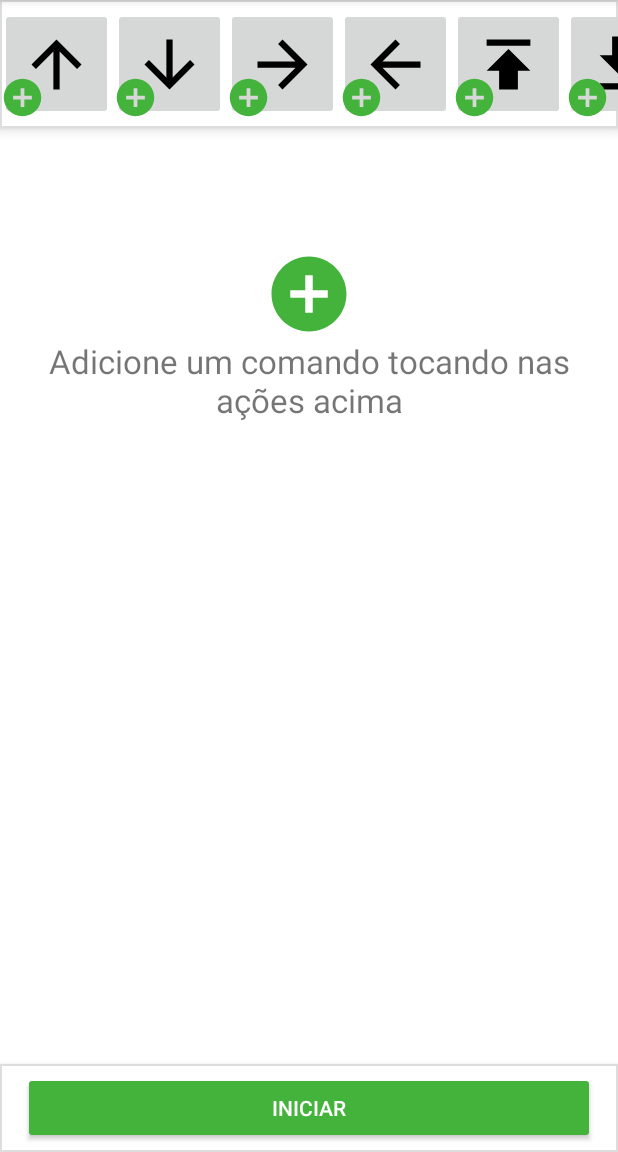
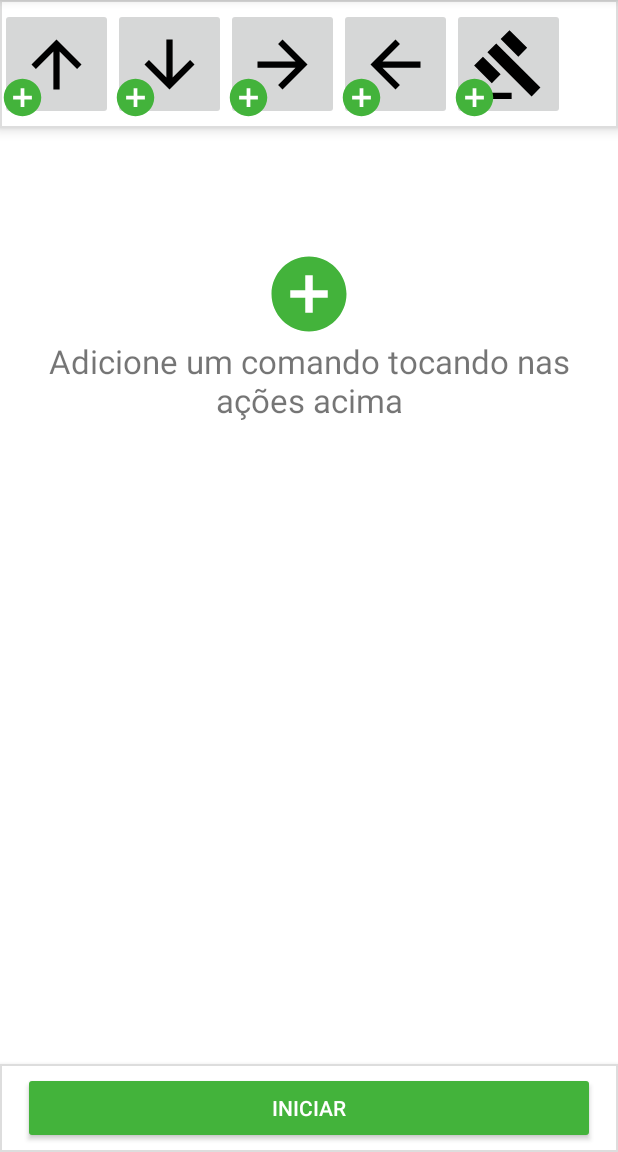
Before and after one commit to brunohpmarques/e-wbc, an Android app: the screen it shows after launch (MainActivity), on a phone screen of 412 x 824 dp, the part 84-1236 px from its top. Run offline under Robolectric (Android 15) with nearby library versions, the phone set to English and light mode, and no system bars.

Commit message:
Ajustes; Novo protocolo

```diff
--- a/app/src/main/java/br/com/brunohpmarques/ewbc/models/Command.java
+++ b/app/src/main/java/br/com/brunohpmarques/ewbc/models/Command.java
@@ -38,7 +38,8 @@ public class Command implements Serializable {
     }
 
     public String getCodeFormatted(){
-        return code.getLabel()+"#"+param;
+        return code.getLabel();
+//        return code.getLabel()+"#"+param;
     }
 
     public String getInfo(Context ctx){
--- a/app/src/main/java/br/com/brunohpmarques/ewbc/models/ECommandCode.java
+++ b/app/src/main/java/br/com/brunohpmarques/ewbc/models/ECommandCode.java
@@ -7,12 +7,13 @@ import br.com.brunohpmarques.ewbc.R;
  */
 
 public enum ECommandCode {
-    ACELERAR("AC","Acelerar", R.drawable.ic_arrow_up, R.string.commandAC),
-    RE("RE","Ré",R.drawable.ic_arrow_down, R.string.commandRE),
-    DIREITA("DI","Direita",R.drawable.ic_arrow_forward, R.string.commandDI),
-    ESQUERDA("ES","Esquerda",R.drawable.ic_arrow_back, R.string.commandES),
-    SUGAR("SU","Sugar",R.drawable.ic_publish, R.string.commandSU),
-    SOLTAR("SO","Soltar",R.drawable.ic_file_download, R.string.commandSO);
+    ACELERAR("W","Acelerar", R.drawable.ic_arrow_up, R.string.commandAC),
+    RE("S","Ré",R.drawable.ic_arrow_down, R.string.commandRE),
+    DIREITA("D","Direita",R.drawable.ic_arrow_forward, R.string.commandDI),
+    ESQUERDA("A","Esquerda",R.drawable.ic_arrow_back, R.string.commandES),
+    CHUTAR("K","Chutar",R.drawable.ic_gavel, R.string.commandCH);
+//    SUGAR("SU","Sugar",R.drawable.ic_publish, R.string.commandSU),
+//    SOLTAR("SO","Soltar",R.drawable.ic_file_download, R.string.commandSO);
 
     private String label;
     private String title;
--- a/app/src/main/res/drawable/ic_add_circle.xml
+++ b/app/src/main/res/drawable/ic_add_circle.xml
@@ -3,7 +3,10 @@
         android:height="24dp"
         android:viewportWidth="24.0"
         android:viewportHeight="24.0">
+    <path android:fillColor="@android:color/white"
+        android:pathData="M5,5L19,5L19,19L5,19z"/>
     <path
         android:fillColor="@color/green"
         android:pathData="M12,2C6.48,2 2,6.48 2,12s4.48,10 10,10 10,-4.48 10,-10S17.52,2 12,2zM17,13h-4v4h-2v-4L7,13v-2h4L11,7h2v4h4v2z"/>
+
 </vector>
--- /dev/null
+++ b/app/src/main/res/drawable/ic_gavel.xml
@@ -0,0 +1,4 @@
+<vector android:height="50dp" android:viewportHeight="24.0"
+    android:viewportWidth="24.0" android:width="50dp" xmlns:android="http://schemas.android.com/apk/res/android">
+    <path android:fillColor="#FF000000" android:pathData="M1,21h12v2H1zM5.245,8.07l2.83,-2.827 14.14,14.142 -2.828,2.828zM12.317,1l5.657,5.656 -2.83,2.83 -5.654,-5.66zM3.825,9.485l5.657,5.657 -2.828,2.828 -5.657,-5.657z"/>
+</vector>
--- a/app/src/main/res/values/strings.xml
+++ b/app/src/main/res/values/strings.xml
@@ -21,6 +21,7 @@
     <string name="commandES">Este comando faz o robô virar para a esquerda.</string>
     <string name="commandSU">Este comando faz o robô sugar um objeto do mapa.</string>
     <string name="commandSO">Este comando faz o robô soltar um objeto do mapa.</string>
+    <string name="commandCH">Este comando faz o robô chutar um objeto para fora do mapa.</string>
     <string name="sending">Enviando</string>
     <string name="sended">Comandos enviandos</string>
     <string name="ok">Ok</string>
```
Also changed, not shown: app/src/main/java/br/com/brunohpmarques/ewbc/MainActivity.java (+6 -4 lines).
